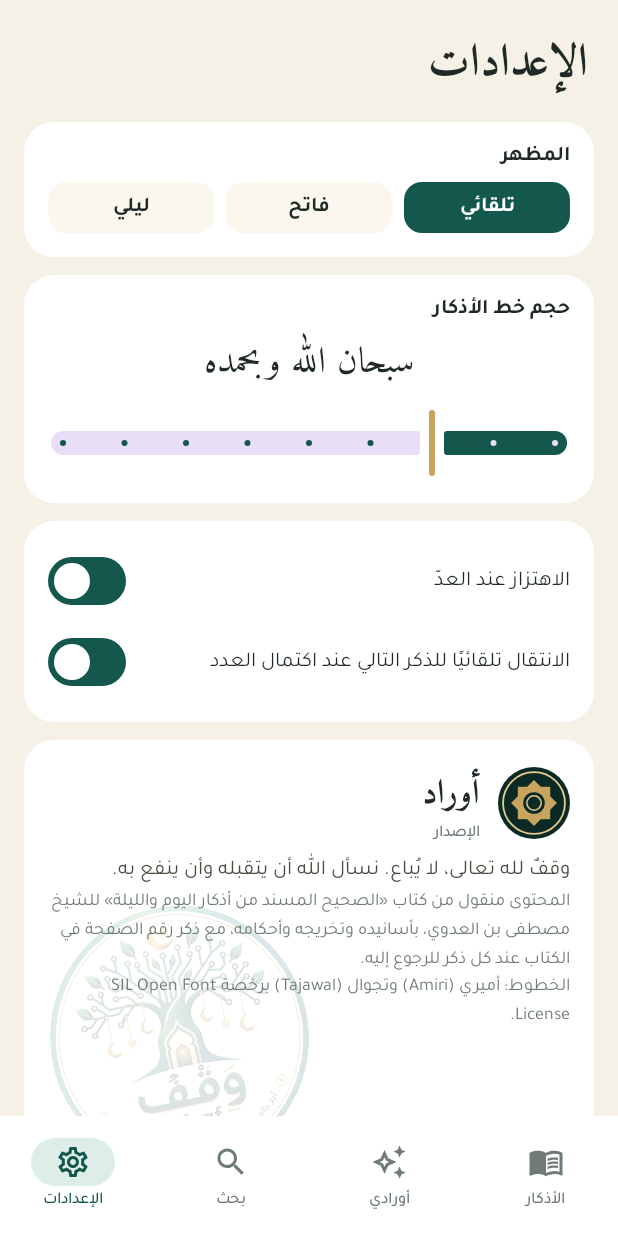
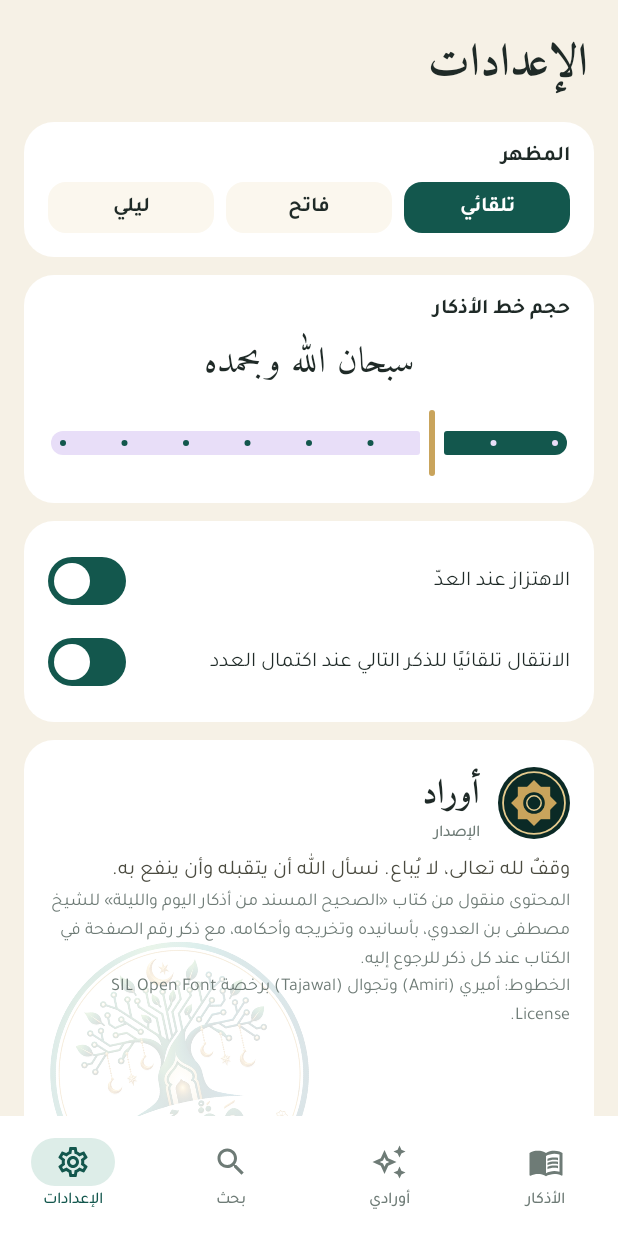
Before and after one commit to hamada11112000-code/AWRAD, an Android app built with Jetpack Compose: the screen it shows after launch (MainActivity), item 4 of the bottom bar chosen, on a phone screen of 412 x 824 dp. Run offline under Robolectric (Android 15) with nearby library versions, the phone set to English and light mode, and no system bars.

Commit message:
Use the 120dp spacing the Waqf seal spec requires
The Qiratan project instructions state 120dp after the last line of the
About card; this used 96dp.

Co-Authored-By: Claude Opus 5 <noreply@anthropic.com>
Claude-Session: https://claude.ai/code/session_0165oJV4ehNJEcmBo4odcnJf

```diff
--- a/app/src/main/java/com/waqf/awrad/ui/settings/SettingsScreen.kt
+++ b/app/src/main/java/com/waqf/awrad/ui/settings/SettingsScreen.kt
@@ -140,8 +140,8 @@ fun SettingsScreen(
                         style = MaterialTheme.typography.bodySmall,
                         color = c.mute,
                     )
-                    // مساحة يظهر فيها الختم تحت آخر سطر، كما في دليل الهوية
-                    Spacer(Modifier.height(96.dp))
+                    // مساحة يظهر فيها الختم تحت آخر سطر: ١٢٠dp بنصّ دليل الهوية
+                    Spacer(Modifier.height(120.dp))
                 }
             }
         }
```
